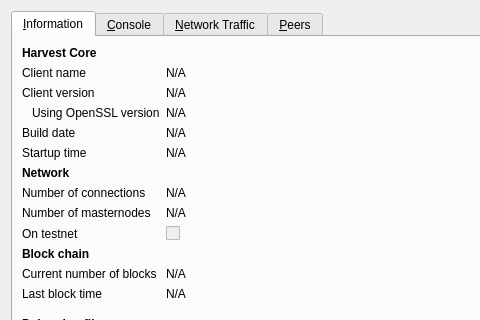
Old version of the form src/qt/forms/rpcconsole.ui in the repository cbtc/anewcoin; both pictures show x 0 to 480 and y 0 to 320 of the 740 by 450 pixel window.
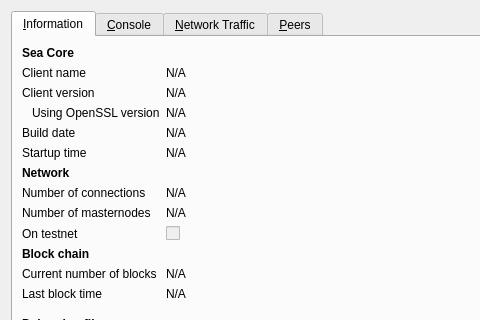
New version of the form. The open tabs and pages were chosen to show the change. Icons and pictures are not drawn. Custom widgets are drawn as their Qt base class.

```diff
--- a/src/qt/forms/rpcconsole.ui
+++ b/src/qt/forms/rpcconsole.ui
@@ -33,7 +33,7 @@
           </font>
          </property>
          <property name="text">
-          <string>Harvest Core</string>
+          <string>Sea Core</string>
          </property>
         </widget>
        </item>
```
Left out of the diff: 6 changed lines with no effect on the pictures.
